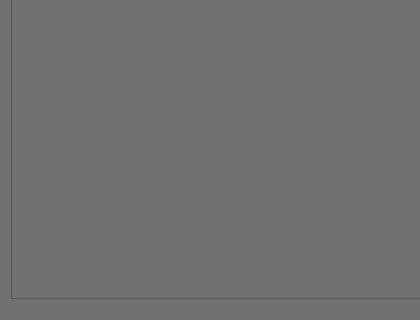
Old version of the form SmartTimer/mainwindow.ui in the repository secondYearProjects/SmartTimer; both pictures show x 0 to 420 and y 480 to 800 of the 420 by 800 pixel window.
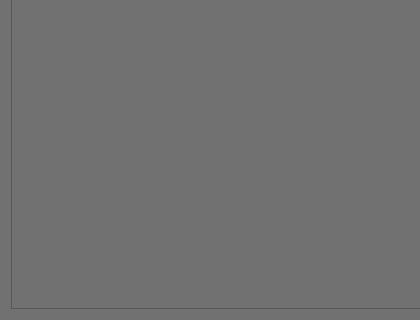
New version of the form. The open tabs and pages were chosen to show the change. Icons and pictures are not drawn.

Commit message: Optimize alarm check, add sound, add color blinking, change alarm GUI

Diff of the .ui file:
```diff
--- a/SmartTimer/mainwindow.ui
+++ b/SmartTimer/mainwindow.ui
@@ -109,7 +109,7 @@
       <x>0</x>
       <y>10</y>
       <width>421</width>
-      <height>781</height>
+      <height>791</height>
      </rect>
     </property>
     <property name="currentIndex">
@@ -235,7 +235,7 @@
         <x>0</x>
         <y>10</y>
         <width>422</width>
-        <height>731</height>
+        <height>741</height>
        </rect>
       </property>
       <layout class="QGridLayout" name="gridLayout_2">
@@ -308,7 +308,7 @@
             <x>0</x>
             <y>0</y>
             <width>420</width>
-            <height>679</height>
+            <height>689</height>
            </rect>
           </property>
           <property name="minimumSize">
```
Left out of the diff: 2 changed lines with no effect on the pictures. The commit also changes 4 other files.
